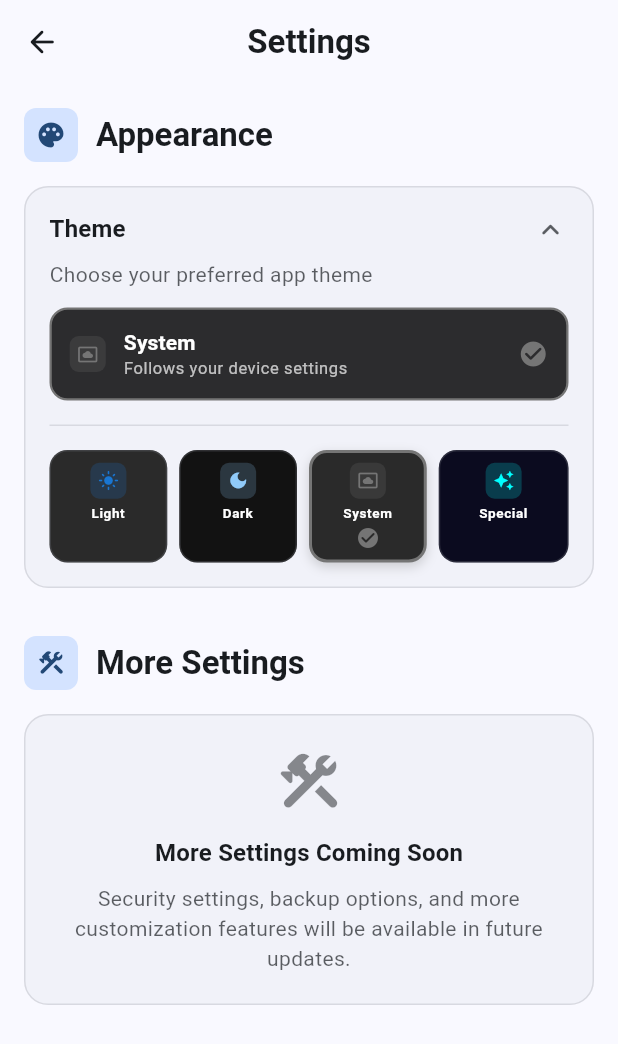
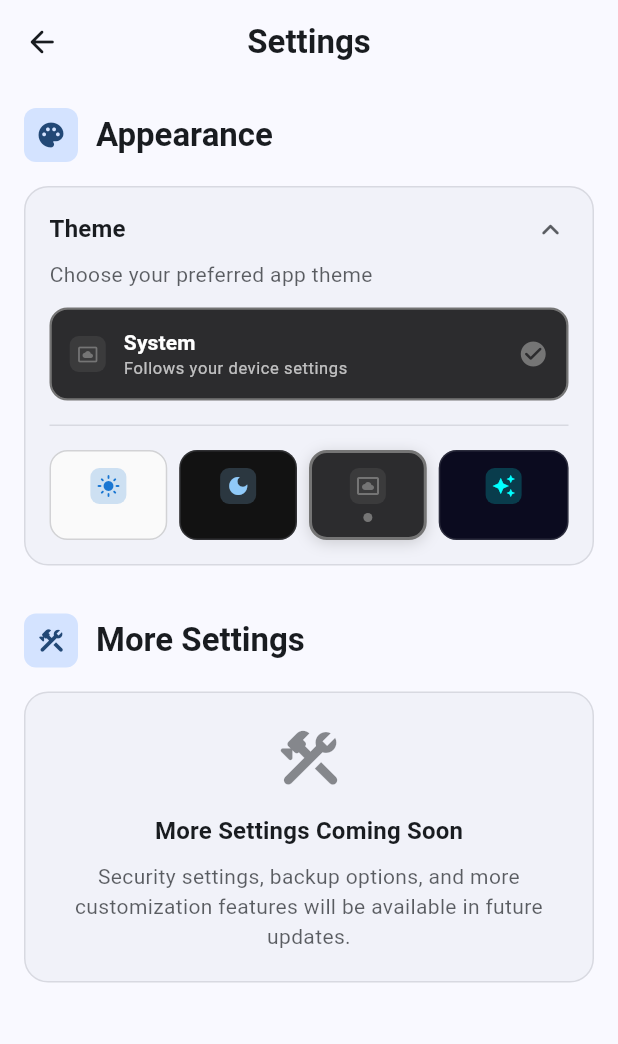
Before and after one commit to Soumaditya-Kashyap/armor-vision, a Flutter app: the SettingsScreen screen opened by its route, after a tap on "Theme", on a phone screen of 412 x 824 dp. Shown: the top 1044 px of the screen. Run offline on Flutter 3.47's test engine with Material 3 defaults, Android fonts, the phone set to English and light mode, and no system bars; our stand-ins replace flutter_secure_storage, hive, hive_flutter, local_auth; missing offline and left inert: encrypt; accounts and stored records are empty; statements that could not run were skipped.

Commit message:
new button design

```diff
--- a/lib/screens/settings/settings_screen.dart
+++ b/lib/screens/settings/settings_screen.dart
@@ -310,12 +310,16 @@ class _SettingsScreenState extends State<SettingsScreen> {
                       return Expanded(
                         child: Padding(
                           padding: EdgeInsets.only(
-                            right: index < ArmorThemeMode.values.length - 1 ? 8 : 0,
+                            right: index < ArmorThemeMode.values.length - 1
+                                ? 8
+                                : 0,
                           ),
                           child: AnimatedContainer(
-                            duration: Duration(milliseconds: 200 + (index * 50)),
+                            duration: Duration(
+                              milliseconds: 200 + (index * 50),
+                            ),
                             curve: Curves.easeOutCubic,
-                            height: 75, // Increased height to prevent overflow
+                            height: 60, // Match the card height
                             child: _buildSquareThemeCard(
                               mode,
                               colorScheme,
@@ -342,10 +346,7 @@ class _SettingsScreenState extends State<SettingsScreen> {
   ) {
     final isSelected = themeProvider.currentThemeMode == mode;
     final themeColor = ArmorThemes.getThemePreviewColor(mode);
-    // Make Light and System themes dark
-    final backgroundColor = (mode == ArmorThemeMode.light || mode == ArmorThemeMode.system)
-        ? const Color(0xFF2A2A2A)
-        : ArmorThemes.getThemeBackgroundColor(mode);
+    final backgroundColor = ArmorThemes.getThemeBackgroundColor(mode);
 
     return Material(
       color: Colors.transparent,
@@ -354,7 +355,7 @@ class _SettingsScreenState extends State<SettingsScreen> {
         borderRadius: BorderRadius.circular(12),
         child: AnimatedContainer(
           duration: const Duration(milliseconds: 200),
-          height: 80, // Square-ish height
+          height: 60, // Compact height
           decoration: BoxDecoration(
             color: backgroundColor,
             borderRadius: BorderRadius.circular(12),
@@ -364,22 +365,20 @@ class _SettingsScreenState extends State<SettingsScreen> {
                   : colorScheme.outline.withOpacity(0.3),
               width: isSelected ? 2 : 1,
             ),
-            boxShadow: isSelected ? [
+            boxShadow: isSelected
+                ? [
                     BoxShadow(
                       color: themeColor.withOpacity(0.3),
-                blurRadius: 6,
-                offset: const Offset(0, 3),
+                      blurRadius: 8,
+                      offset: const Offset(0, 2),
                     ),
-            ] : null,
+                  ]
+                : null,
           ),
-          child: Padding(
-            padding: const EdgeInsets.all(6),
-            child: ClipRect(
           child: Column(
             mainAxisAlignment: MainAxisAlignment.center,
-                mainAxisSize: MainAxisSize.min,
             children: [
-                  // Theme Icon
+              // Properly sized icon
               Container(
                 width: 24,
                 height: 24,
@@ -390,35 +389,24 @@ class _SettingsScreenState extends State<SettingsScreen> {
                 child: Icon(
                   ArmorThemes.getThemeIcon(mode),
                   color: themeColor,
-                      size: 14,
+                  size: 16,
                 ),
               ),
-                  const SizedBox(height: 4),
-                  // Theme Name
-                  Text(
-                    _getThemeDisplayName(mode),
-                    style: Theme.of(context).textTheme.bodySmall?.copyWith(
-                      fontWeight: FontWeight.w600,
-                      color: Colors.white, // All text white for consistency
-                      fontSize: 9,
-                    ),
-                    textAlign: TextAlign.center,
-                    maxLines: 1,
-                    overflow: TextOverflow.ellipsis,
-                  ),
-                const SizedBox(height: 2),
-                // Selection Indicator
-                if (isSelected)
-                  Icon(
-                    Icons.check_circle_rounded,
+              const SizedBox(height: 6),
+              // Selection indicator
+              AnimatedOpacity(
+                duration: const Duration(milliseconds: 200),
+                opacity: isSelected ? 1.0 : 0.0,
+                child: Container(
+                  width: 6,
+                  height: 6,
+                  decoration: BoxDecoration(
                     color: themeColor,
-                    size: 16,
-                  )
-                else
-                  const SizedBox(height: 16), // Maintain height when not selected
-              ],
+                    shape: BoxShape.circle,
                   ),
                 ),
+              ),
+            ],
           ),
         ),
       ),
```
Lines whose indentation alone changed are shown as unchanged.
